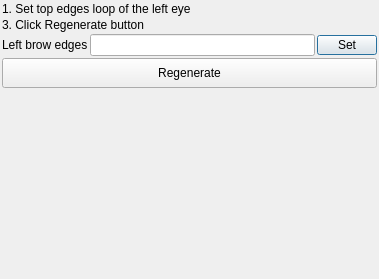
First picture: the form in modules/browsCurved/browsCurved_widget.ui, repository PavelCrow/RigStudio3, before the edit.
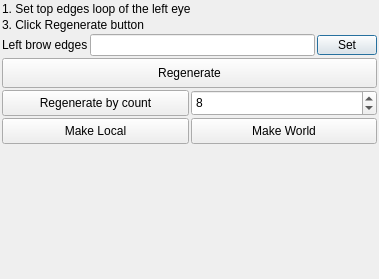
Second picture: the form after the edit.

Commit message: Version 3.28.09 - browsCurved: локальный режим модуля, генерация костей по количеству

```diff
--- a/modules/browsCurved/browsCurved_widget.ui
+++ b/modules/browsCurved/browsCurved_widget.ui
@@ -108,6 +108,78 @@
      </property>
     </widget>
    </item>
+   <item>
+    <layout class="QHBoxLayout" name="countLayout">
+     <property name="spacing">
+      <number>2</number>
+     </property>
+     <item>
+      <widget class="QPushButton" name="regenerateCount_btn">
+       <property name="minimumSize">
+        <size>
+         <width>0</width>
+         <height>26</height>
+        </size>
+       </property>
+       <property name="text">
+        <string>Regenerate by count</string>
+       </property>
+      </widget>
+     </item>
+     <item>
+      <widget class="QSpinBox" name="jointsCount_spinBox">
+       <property name="minimumSize">
+        <size>
+         <width>60</width>
+         <height>26</height>
+        </size>
+       </property>
+       <property name="minimum">
+        <number>1</number>
+       </property>
+       <property name="maximum">
+        <number>50</number>
+       </property>
+       <property name="value">
+        <number>8</number>
+       </property>
+      </widget>
+     </item>
+    </layout>
+   </item>
+   <item>
+    <layout class="QHBoxLayout" name="localModeLayout">
+     <property name="spacing">
+      <number>2</number>
+     </property>
+     <item>
+      <widget class="QPushButton" name="makeLocal_btn">
+       <property name="minimumSize">
+        <size>
+         <width>0</width>
+         <height>26</height>
+        </size>
+       </property>
+       <property name="text">
+        <string>Make Local</string>
+       </property>
+      </widget>
+     </item>
+     <item>
+      <widget class="QPushButton" name="makeWorld_btn">
+       <property name="minimumSize">
+        <size>
+         <width>0</width>
+         <height>26</height>
+        </size>
+       </property>
+       <property name="text">
+        <string>Make World</string>
+       </property>
+      </widget>
+     </item>
+    </layout>
+   </item>
    <item>
     <spacer name="verticalSpacer">
      <property name="orientation">
```
The commit also changes 4 other files.
